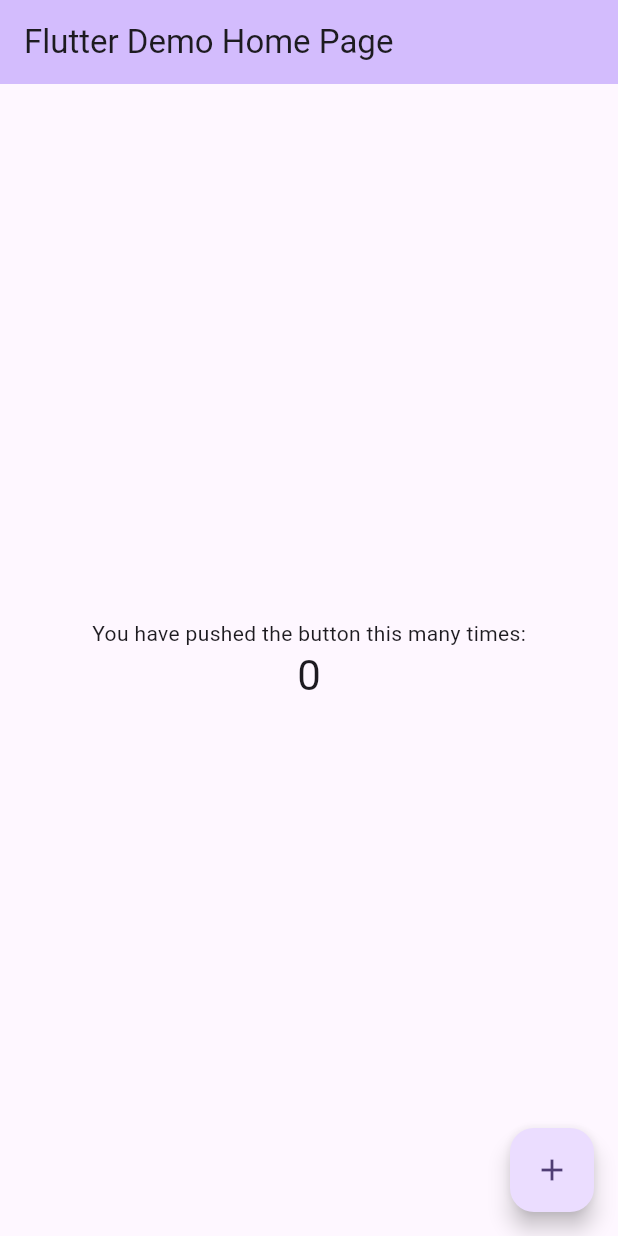
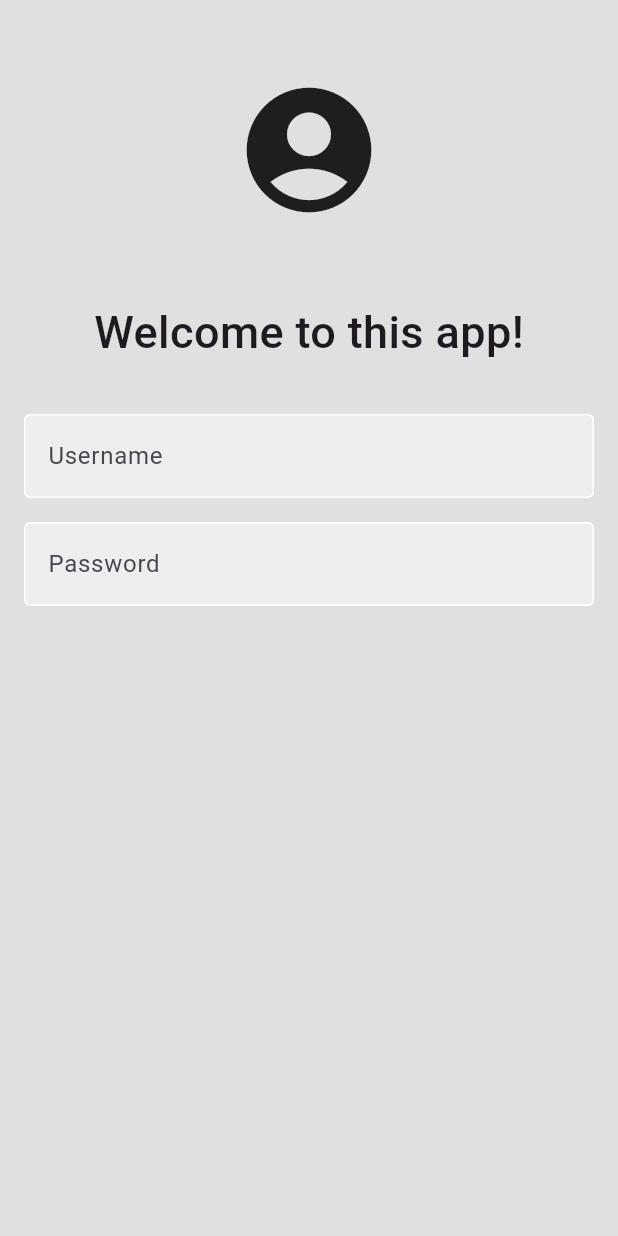
Before and after one commit to b1zz1/flutter-auth, a Flutter app: the screen it shows after launch, on a phone screen of 412 x 824 dp. Run offline on Flutter 3.47's test engine with Material 3 defaults, Android fonts, the phone set to English and light mode, and no system bars.

Commit message:
WIP
- Code adjustments
- Login page
- Custom input component

```diff
--- /dev/null
+++ b/lib/components/my_textfield.dart
@@ -0,0 +1,35 @@
+import 'package:flutter/material.dart';
+
+class MyTextField extends StatelessWidget {
+  final controller;
+  final String label;
+  final bool obscure;
+
+  const MyTextField(
+      {super.key,
+      required this.controller,
+      required this.label,
+      required this.obscure});
+
+  @override
+  Widget build(BuildContext context) {
+    return Padding(
+      padding: const EdgeInsets.symmetric(horizontal: 16.0, vertical: 8.0),
+      child: TextField(
+        controller: controller,
+        obscureText: obscure,
+        decoration: InputDecoration(
+          labelText: label,
+          enabledBorder: const OutlineInputBorder(
+            borderSide: BorderSide(color: Colors.white),
+          ),
+          focusedBorder: OutlineInputBorder(
+            borderSide: BorderSide(color: Colors.grey.shade400),
+          ),
+          fillColor: Colors.grey.shade200,
+          filled: true,
+        ),
+      ),
+    );
+  }
+}
--- a/lib/main.dart
+++ b/lib/main.dart
@@ -1,4 +1,5 @@
 import 'package:flutter/material.dart';
+import 'package:login_app/screens/sign-in.dart';
 
 void main() {
   runApp(const MyApp());
@@ -10,60 +11,13 @@ class MyApp extends StatelessWidget {
   @override
   Widget build(BuildContext context) {
     return MaterialApp(
-      title: 'Flutter Demo',
+      title: 'Login App',
       theme: ThemeData(
         colorScheme: ColorScheme.fromSeed(seedColor: Colors.deepPurple),
         useMaterial3: true,
       ),
-      home: const MyHomePage(title: 'Flutter Demo Home Page'),
+      home: MySignInPage(),
+      debugShowCheckedModeBanner: false,
     );
   }
 }
-
-class MyHomePage extends StatefulWidget {
-  const MyHomePage({super.key, required this.title});
-
-  final String title;
-
-  @override
-  State<MyHomePage> createState() => _MyHomePageState();
-}
-
-class _MyHomePageState extends State<MyHomePage> {
-  int _counter = 0;
-
-  void _incrementCounter() {
-    setState(() {
-      _counter++;
-    });
-  }
-
-  @override
-  Widget build(BuildContext context) {
-    return Scaffold(
-      appBar: AppBar(
-        backgroundColor: Theme.of(context).colorScheme.inversePrimary,
-        title: Text(widget.title),
-      ),
-      body: Center(
-        child: Column(
-          mainAxisAlignment: MainAxisAlignment.center,
-          children: <Widget>[
-            const Text(
-              'You have pushed the button this many times:',
-            ),
-            Text(
-              '$_counter',
-              style: Theme.of(context).textTheme.headlineMedium,
-            ),
-          ],
-        ),
-      ),
-      floatingActionButton: FloatingActionButton(
-        onPressed: _incrementCounter,
-        tooltip: 'Increment',
-        child: const Icon(Icons.add),
-      ),
-    );
-  }
-}
--- /dev/null
+++ b/lib/screens/sign-in.dart
@@ -0,0 +1,58 @@
+import 'package:flutter/material.dart';
+import 'package:login_app/components/my_textfield.dart';
+
+class MySignInPage extends StatefulWidget {
+  MySignInPage({super.key});
+
+  @override
+  State<MySignInPage> createState() => _MySignInPageState();
+}
+
+class _MySignInPageState extends State<MySignInPage> {
+  // Store input values
+  final usernameController = TextEditingController();
+  final passwordController = TextEditingController();
+
+  @override
+  Widget build(BuildContext context) {
+    return Scaffold(
+        backgroundColor: Colors.grey[300],
+        body: SafeArea(
+          child: Center(
+            child: Column(children: <Widget>[
+              // Empty space
+              const SizedBox(
+                height: 50,
+              ),
+              // Logo
+              const Icon(
+                Icons.account_circle,
+                size: 100,
+              ),
+              // Empty space
+              const SizedBox(
+                height: 50,
+              ),
+              const Text(
+                'Welcome to this app!',
+                style: TextStyle(fontSize: 30, fontWeight: FontWeight.w500),
+              ),
+              // Empty space
+              const SizedBox(
+                height: 25,
+              ),
+              // Username field
+              MyTextField(
+                  controller: usernameController,
+                  label: 'Username',
+                  obscure: false),
+              // Password field
+              MyTextField(
+                  controller: passwordController,
+                  label: 'Password',
+                  obscure: true),
+            ]),
+          ),
+        ));
+  }
+}
```
Also changed, not shown: lib/screens/home.dart (added).
